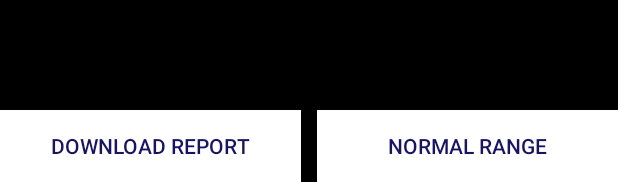
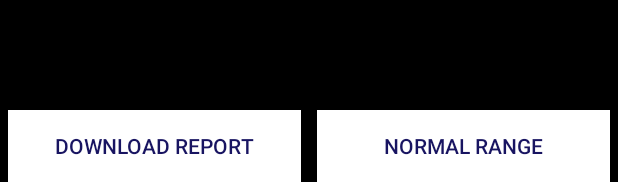
Before and after one commit to jayskhatri/digi-report, an Android app: the layout activity_view_report.xml on its own in the app's theme, with its tools: preview values and no code run, on a phone screen of 412 x 824 dp. Shown: the part 1054-1236 px from the top of the screen. Run offline under Robolectric (Android 15) with nearby library versions, the phone set to English and light mode, and no system bars.

Commit message:
minor changes

```diff
--- a/app/src/main/res/layout/activity_view_report.xml
+++ b/app/src/main/res/layout/activity_view_report.xml
@@ -723,6 +723,7 @@
             android:padding="10dp"
             android:layout_weight="1"
             android:layout_marginEnd="5dp"
+            android:layout_marginStart="5dp"
             android:background="@color/white"
             android:textColor="@color/colorPrimaryDark"
             android:text="Download Report"/>
@@ -733,6 +734,7 @@
             android:layout_height="wrap_content"
             android:padding="10dp"
             android:layout_marginStart="5dp"
+            android:layout_marginEnd="5dp"
             android:layout_weight="1"
             android:background="@color/white"
             android:textColor="@color/colorPrimaryDark"
--- a/app/src/main/res/layout/popup_normal_range.xml
+++ b/app/src/main/res/layout/popup_normal_range.xml
@@ -6,7 +6,7 @@
     xmlns:app="http://schemas.android.com/apk/res-auto"
     android:background="@color/startup_background_color"
     app:layout_behavior="@string/appbar_scrolling_view_behavior"
-    android:layout_height="match_parent">
+    android:layout_height="wrap_content">
 
     <TableLayout
         android:layout_height="wrap_content"
```
